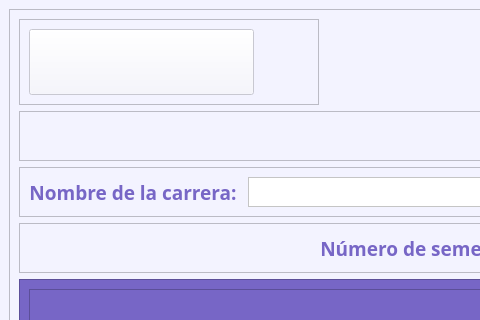
Above: ui/inicialconfig.ui from GleymarP/WynPlan before the change; both pictures show x 0 to 480 and y 0 to 320 of the 1280 by 720 pixel window. Below: the same form after it.
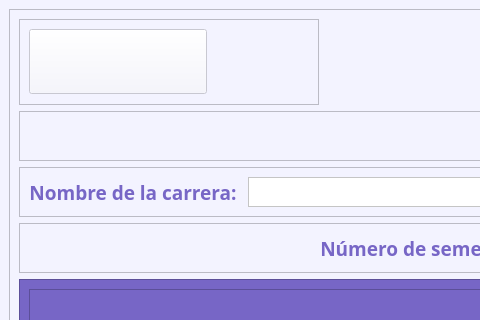
That is the form after the change. Icons and pictures are not drawn.

```diff
--- a/ui/inicialconfig.ui
+++ b/ui/inicialconfig.ui
@@ -56,10 +56,16 @@
              <property name="enabled">
               <bool>false</bool>
              </property>
+             <property name="minimumSize">
+              <size>
+               <width>178</width>
+               <height>65</height>
+              </size>
+             </property>
              <property name="maximumSize">
               <size>
-               <width>225</width>
-               <height>82</height>
+               <width>178</width>
+               <height>65</height>
               </size>
              </property>
              <property name="styleSheet">
```
